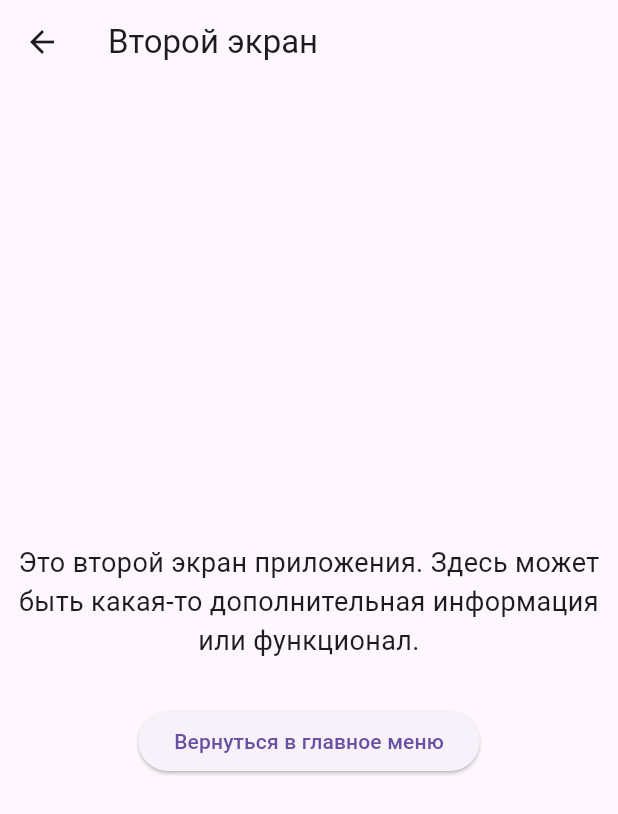
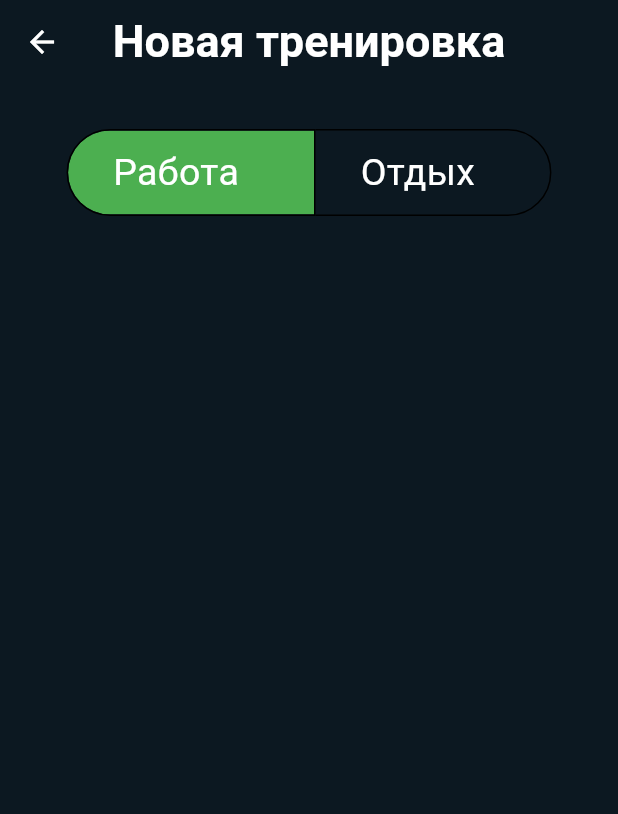
Before and after one commit to Gelbus/interval_timer, a Flutter app: the screen it shows after launch, after a tap on "Добавить тренировку", on a phone screen of 412 x 824 dp. Shown: the top 814 px of the screen. Run offline on Flutter 3.47's test engine with Material 3 defaults, Android fonts, the phone set to English and light mode, and no system bars; our stand-ins replace flutter_svg; Roboto replaces fonts that are missing (base); project files that could hold a hidden picture were left out.

Commit message:
Добавлена тестовая кнопка выбора упражнения

```diff
--- /dev/null
+++ b/lib/config.dart
@@ -0,0 +1,4 @@
+import 'package:flutter/material.dart';
+
+const Color BGColor = Color(0xff0c1821);
+const Color ElementsColor = Color(0xff1B2A41);
--- a/lib/home.dart
+++ b/lib/home.dart
@@ -1,8 +1,7 @@
 import 'package:flutter/material.dart';
 import 'package:flutter_svg/flutter_svg.dart';
+import 'package:interval_timer/config.dart';
 
-const Color BGColor = Color(0xff0c1821);
-const Color ElementsColor = Color(0xff1B2A41);
 
 class Home extends StatelessWidget {
   const Home({super.key});
@@ -19,7 +18,38 @@ class Home extends StatelessWidget {
           crossAxisAlignment: CrossAxisAlignment.center,
           children: [
 
-            Expanded(
+            workoutsList(),
+
+            const SizedBox(height: 30),
+
+            newWorkoutBtn(context),
+          ],
+        ),
+      )
+    );
+  }
+
+  AppBar appBar() {
+    return AppBar(
+      title: Text(
+        'Тренировки',
+        style: TextStyle(
+          fontSize: 30,
+          fontFamily: 'base',
+          color: Colors.white,
+          fontWeight: FontWeight.bold,
+
+        ),
+      ),
+      backgroundColor: BGColor,
+      elevation: 0.0,
+      scrolledUnderElevation: 0.0,
+      centerTitle: true,
+    );
+  }
+
+  Expanded  workoutsList(){
+    return Expanded(
       child: ListView.separated(
         padding: EdgeInsets.only(left: 20, right: 20),
         itemCount: 15,
@@ -73,12 +103,11 @@ class Home extends StatelessWidget {
           );
         },
       ),
-              ),
+    );
+  }
 
-            const SizedBox(height: 30),
-
-
-            Padding(
+  Padding newWorkoutBtn(BuildContext context) {
+    return Padding(
       padding: EdgeInsets.only(bottom: 40),
       child: ElevatedButton(
           onPressed: () {
@@ -113,29 +142,6 @@ class Home extends StatelessWidget {
             ],
           )
       ),
-            )
-          ],
-        ),
-      )
-    );
-  }
-
-  AppBar appBar() {
-    return AppBar(
-      title: Text(
-        'Тренировки',
-        style: TextStyle(
-          color: Colors.white,
-          fontSize: 30,
-          fontWeight: FontWeight.bold,
-          fontFamily: 'base'
-        ),
-      ),
-      backgroundColor: BGColor,
-
-      elevation: 0.0,
-      scrolledUnderElevation: 0.0,
-      centerTitle: true,
     );
   }
 }
--- a/lib/main.dart
+++ b/lib/main.dart
@@ -19,7 +19,7 @@ class MyApp extends StatelessWidget {
       initialRoute: '/',
       routes: {
         '/': (context) => const Home(),
-        '/workout_creating': (context) => const WorkoutCreating(),
+        '/workout_creating': (context) => WorkoutCreating(),
         '/workout': (context) => const Workout(),
       },
     );
--- a/lib/workout_creating.dart
+++ b/lib/workout_creating.dart
@@ -1,33 +1,92 @@
 import 'package:flutter/material.dart';
+import 'package:interval_timer/config.dart';
 
-class WorkoutCreating extends StatelessWidget {
+
+class WorkoutCreating extends StatefulWidget {
   const WorkoutCreating({super.key});
+
+  @override
+  _WorkoutCreating createState() => _WorkoutCreating();
+}
+
+class _WorkoutCreating extends State<WorkoutCreating> {
+  List<bool> isSelected = [true, false]; // Состояние переключателя
 
   @override
   Widget build(BuildContext context) {
     return Scaffold(
-      appBar: AppBar(
-        title: const Text('Второй экран'),
-      ),
-      body: Center(
+      backgroundColor: BGColor,
+      appBar: appBar(),
+      body: Align(
+        alignment: Alignment.center,
         child: Column(
-          mainAxisAlignment: MainAxisAlignment.center,
           children: [
-            const Text(
-              'Это второй экран приложения. Здесь может быть какая-то дополнительная информация или функционал.',
-              textAlign: TextAlign.center,
-              style: TextStyle(fontSize: 18),
-            ),
-            const SizedBox(height: 30),
-            ElevatedButton(
-              onPressed: () {
-                Navigator.pop(context);
-              },
-              child: const Text('Вернуться в главное меню'),
-            ),
+
+            SizedBox(height: 30,),
+
+            ToggleButtons(
+                isSelected: isSelected,
+                onPressed: (int index) {
+                  setState(() {
+                    for (int i = 0; i < isSelected.length; i++) {
+                      isSelected[i] = i == index;
+                    }
+                  });
+                },
+                borderRadius: BorderRadius.all(Radius.circular(30)),
+                selectedColor: Colors.red,
+                fillColor: Colors.green,
+                color: Colors.blue,
+                borderColor: Colors.black,
+                selectedBorderColor: Colors.black,
+                children:
+                [
+                  Padding(
+                    padding: EdgeInsets.only(left: 30, right: 50, top: 10, bottom: 10),
+                    child: Text(
+                      'Работа',
+                      style: TextStyle(
+                        color: Colors.white,
+                        fontFamily: 'base',
+                        fontSize: 25
+                      ),
+                    ),
+                  ),
+                  Padding(
+                    padding: EdgeInsets.only(left: 30, right: 50, top: 10, bottom: 10),
+                    child: Text(
+                      'Отдых',
+                      style: TextStyle(
+                        color: Colors.white,
+                        fontFamily: 'base',
+                        fontSize: 25
+                      ),
+                    ),
+                  )
+                ]
+            )
           ],
         ),
       ),
     );
   }
+
+  AppBar appBar() {
+    return AppBar(
+      title: const Text(
+        'Новая тренировка',
+        style: TextStyle(
+          fontSize: 30,
+          fontFamily: 'base',
+          color: Colors.white,
+          fontWeight: FontWeight.bold
+        ),
+      ),
+      iconTheme: IconThemeData(color: Colors.white),
+      backgroundColor: BGColor,
+      elevation: 0.0,
+      scrolledUnderElevation: 0.0,
+      centerTitle: true,
+    );
+  }
 }
```
Also changed, not shown: lib/functions.dart (deleted). Lines whose indentation alone changed are shown as unchanged.
